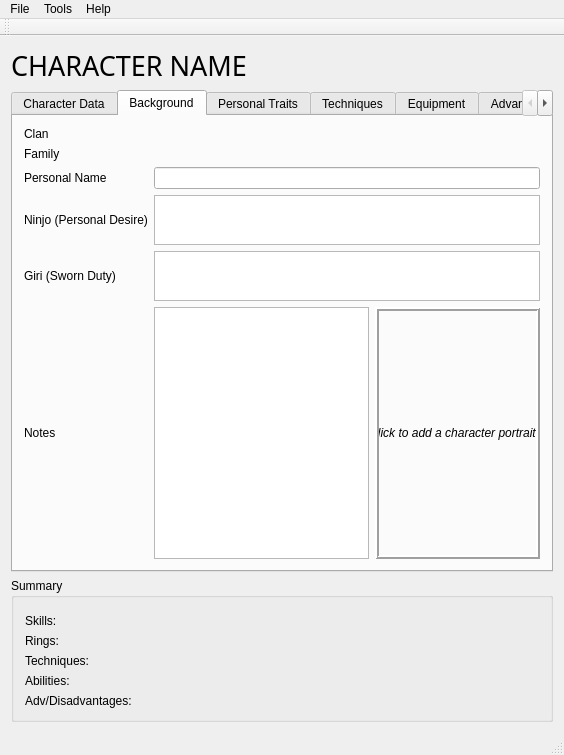
Old version of the form PaperBlossoms/ui/mainwindow.ui in the repository dashnine/PaperBlossoms.
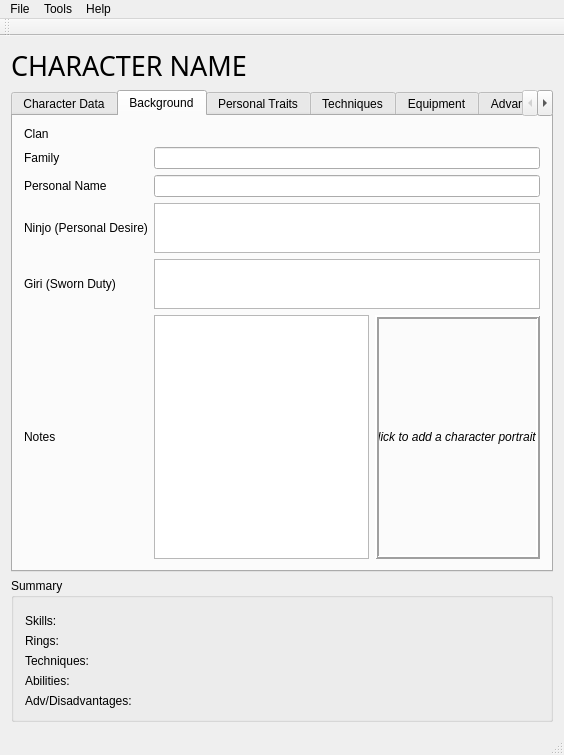
New version of the form. The open tabs and pages were chosen to show the change. Custom widgets are drawn as their Qt base class.

Commit message: Allow edit of family.  Resolves #91

Diff of the .ui file:
```diff
--- a/PaperBlossoms/ui/mainwindow.ui
+++ b/PaperBlossoms/ui/mainwindow.ui
@@ -342,11 +342,7 @@
            </widget>
           </item>
           <item row="1" column="2" colspan="3">
-           <widget class="QLabel" name="family_label">
-            <property name="text">
-             <string/>
-            </property>
-           </widget>
+           <widget class="QLineEdit" name="family_lineEdit"/>
           </item>
          </layout>
         </widget>
```
Left out of the diff: 4 changed lines with no effect on the pictures. The commit also changes 3 other files.
